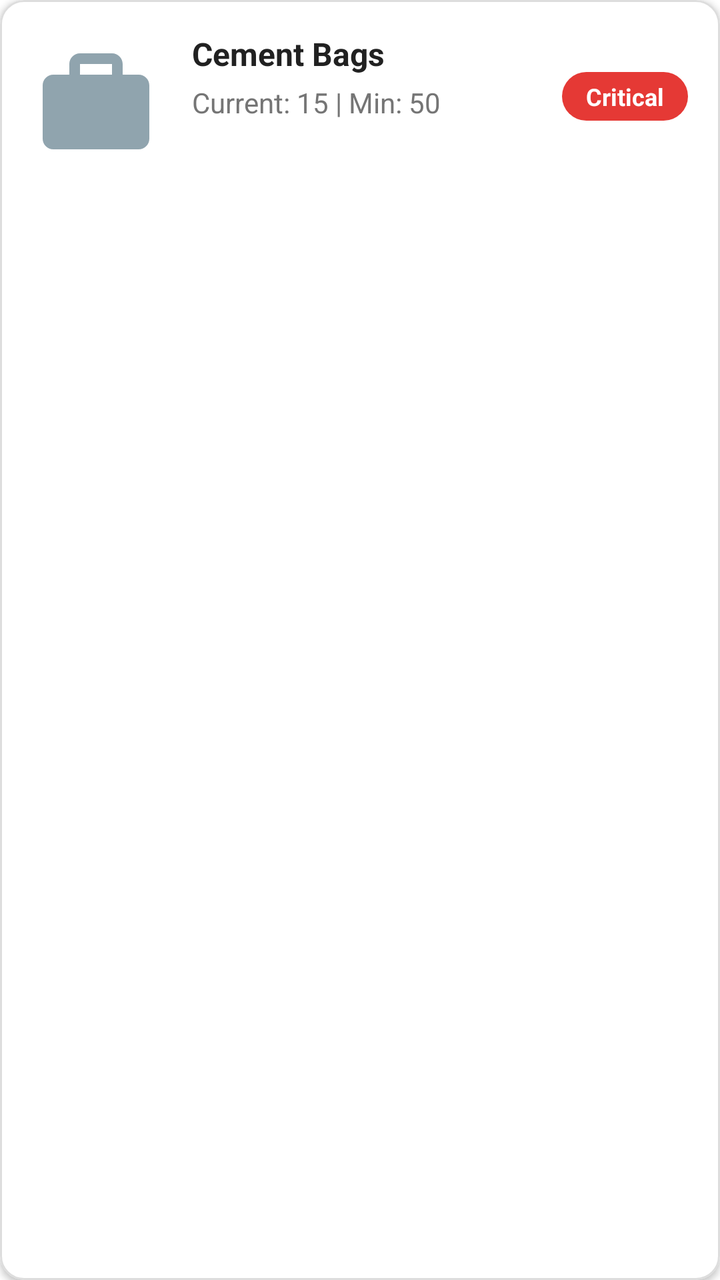
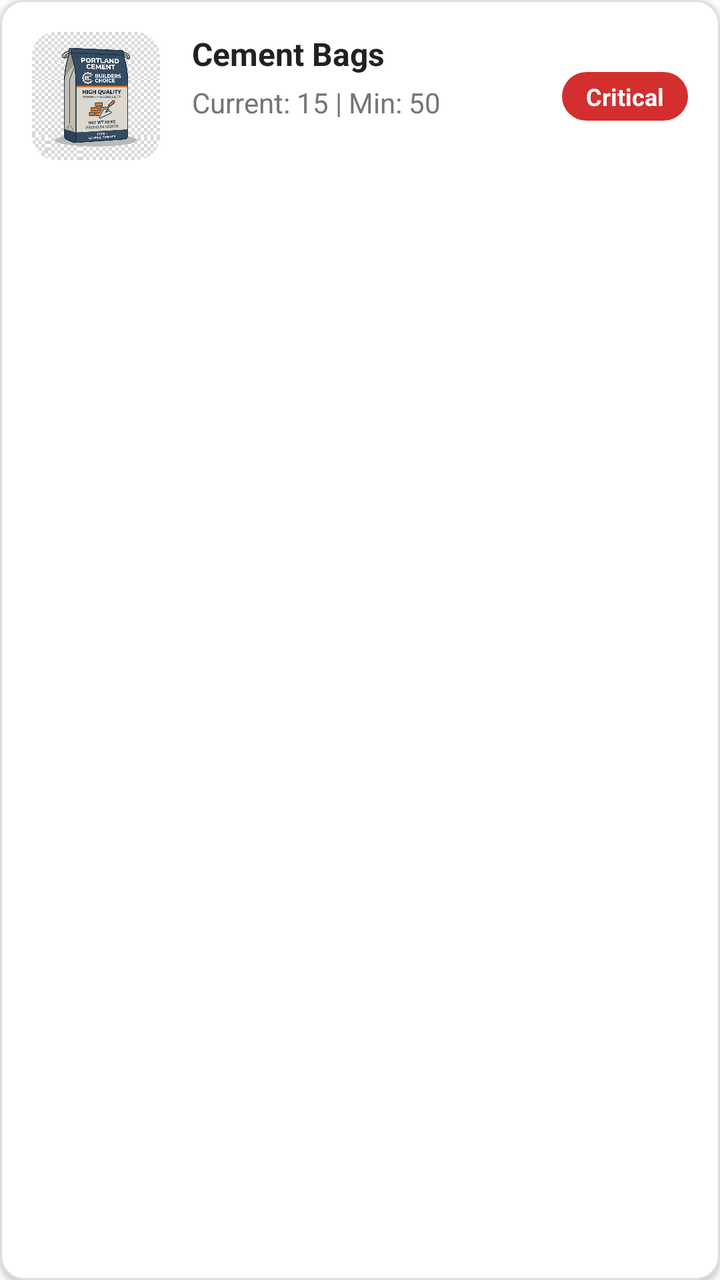

An Android layout rendered at two revisions. The XML below is the earlier revision; the diff shows what the commit changed to produce the second picture.
<!-- AndroidManifest.xml: application theme Theme.ProBuilder -->
<!-- res/layout/item_stock_alert.xml -->
<?xml version="1.0" encoding="utf-8"?>
<com.google.android.material.card.MaterialCardView xmlns:android="http://schemas.android.com/apk/res/android"
    xmlns:app="http://schemas.android.com/apk/res-auto"
    android:layout_width="match_parent"
    android:layout_height="wrap_content"
    android:layout_marginHorizontal="16dp"
    android:layout_marginVertical="6dp"
    app:cardCornerRadius="12dp"
    app:cardElevation="2dp"
    app:strokeColor="#DDDDDD"
    app:strokeWidth="1dp">

    <androidx.constraintlayout.widget.ConstraintLayout
        android:layout_width="match_parent"
        android:layout_height="wrap_content"
        android:padding="16dp">

        
        <com.google.android.material.imageview.ShapeableImageView
            android:id="@+id/ivStockImage"
            android:layout_width="64dp"
            android:layout_height="64dp"
            android:scaleType="centerCrop"
            android:src="@drawable/img_cement"
            app:shapeAppearanceOverlay="@style/RoundedSquare"
            app:layout_constraintStart_toStartOf="parent"
            app:layout_constraintTop_toTopOf="parent"
            app:layout_constraintBottom_toBottomOf="parent" />

        
        <TextView
            android:id="@+id/tvItemName"
            android:layout_width="0dp"
            android:layout_height="wrap_content"
            android:layout_marginStart="16dp"
            android:layout_marginEnd="8dp"
            android:text="Cement Bags"
            android:textColor="#212121"
            android:textSize="16sp"
            android:textStyle="bold"
            app:layout_constraintStart_toEndOf="@id/ivStockImage"
            app:layout_constraintTop_toTopOf="parent"
            app:layout_constraintEnd_toStartOf="@id/tvStatus" />

        
        <TextView
            android:id="@+id/tvStockDetails"
            android:layout_width="0dp"
            android:layout_height="wrap_content"
            android:layout_marginStart="16dp"
            android:layout_marginTop="4dp"
            android:text="Current: 15 | Min: 50"
            android:textColor="#757575"
            android:textSize="14sp"
            app:layout_constraintStart_toEndOf="@id/ivStockImage"
            app:layout_constraintTop_toBottomOf="@id/tvItemName"
            app:layout_constraintEnd_toStartOf="@id/tvStatus" />

        
        <TextView
            android:id="@+id/tvStatus"
            android:layout_width="wrap_content"
            android:layout_height="wrap_content"
            android:text="Critical"
            android:textSize="12sp"
            android:textColor="#FFFFFF"
            android:background="@drawable/status_critical_background"
            android:paddingHorizontal="12dp"
            android:paddingVertical="4dp"
            android:textStyle="bold"
            app:layout_constraintEnd_toEndOf="parent"
            app:layout_constraintTop_toTopOf="parent"
            app:layout_constraintBottom_toBottomOf="parent" />

    </androidx.constraintlayout.widget.ConstraintLayout>
</com.google.android.material.card.MaterialCardView>
<!-- resources referenced by this layout -->
<resources>
  <!-- drawable img_cement (drawable) -->
  <?xml version="1.0" encoding="utf-8"?>
  <vector xmlns:android="http://schemas.android.com/apk/res/android"
      android:width="24dp"
      android:height="24dp"
      android:viewportWidth="24"
      android:viewportHeight="24">
      <path
          android:fillColor="#90A4AE"
          android:pathData="M20,8h-3V6c0-1.1-0.9-2-2-2H9C7.9,4,7,4.9,7,6v2H4c-1.1,0-2,0.9-2,2v10c0,1.1,0.9,2,2,2h16c1.1,0,2-0.9,2-2V10C22,8.9,21.1,8,20,8z M9,6h6v2H9V6z" />
  </vector>
  <!-- drawable status_critical_background (drawable) -->
  <?xml version="1.0" encoding="utf-8"?>
  <shape xmlns:android="http://schemas.android.com/apk/res/android"
      android:shape="rectangle">
      <solid android:color="#E53935" />
      <corners android:radius="16dp" />
  </shape>
  <style name="RoundedSquare">
          <item name="cornerFamily">rounded</item>
          <item name="cornerSize">12dp</item>
      </style>
  <style name="Theme.ProBuilder" parent="Theme.MaterialComponents.Light.NoActionBar">
          
          <item name="colorPrimary">@color/colorPrimary</item>
          <item name="colorPrimaryVariant">@color/colorPrimaryDark</item>
          <item name="colorOnPrimary">@color/white</item>
          
          <item name="colorSecondary">@color/colorAccent</item>
          <item name="colorSecondaryVariant">@color/colorAccent</item>
          <item name="colorOnSecondary">@color/white</item>
          
          <item name="android:statusBarColor">?attr/colorPrimaryVariant</item>
      </style>
  <color name="colorPrimary">#6200EE</color>
  <color name="colorPrimaryDark">#3700B3</color>
  <color name="white">#FFFFFF</color>
  <color name="colorAccent">#03DAC5</color>
</resources>

<!-- the commit's change to res/layout/item_stock_alert.xml (unified diff, before → after) -->
@@ -1,6 +1,7 @@
 <?xml version="1.0" encoding="utf-8"?>
 <com.google.android.material.card.MaterialCardView xmlns:android="http://schemas.android.com/apk/res/android"
     xmlns:app="http://schemas.android.com/apk/res-auto"
+    android:id="@+id/cardStockAlert"
     android:layout_width="match_parent"
     android:layout_height="wrap_content"
     android:layout_marginHorizontal="16dp"
<!-- resource entries referenced after the edit -->
@@ -1,21 +1,11 @@
 <!-- resources referenced by this layout -->
 <resources>
-  <!-- drawable img_cement (drawable) -->
-  <?xml version="1.0" encoding="utf-8"?>
-  <vector xmlns:android="http://schemas.android.com/apk/res/android"
-      android:width="24dp"
-      android:height="24dp"
-      android:viewportWidth="24"
-      android:viewportHeight="24">
-      <path
-          android:fillColor="#90A4AE"
-          android:pathData="M20,8h-3V6c0-1.1-0.9-2-2-2H9C7.9,4,7,4.9,7,6v2H4c-1.1,0-2,0.9-2,2v10c0,1.1,0.9,2,2,2h16c1.1,0,2-0.9,2-2V10C22,8.9,21.1,8,20,8z M9,6h6v2H9V6z" />
-  </vector>
+  <!-- drawable img_cement: png bitmap (drawable, 446487 bytes) -->
   <!-- drawable status_critical_background (drawable) -->
   <?xml version="1.0" encoding="utf-8"?>
   <shape xmlns:android="http://schemas.android.com/apk/res/android"
       android:shape="rectangle">
-      <solid android:color="#E53935" />
+      <solid android:color="#D32F2F" />
       <corners android:radius="16dp" />
   </shape>
   <style name="RoundedSquare">
@@ -33,10 +23,17 @@
           <item name="colorOnSecondary">@color/white</item>
           
           <item name="android:statusBarColor">?attr/colorPrimaryVariant</item>
+          <item name="android:windowAnimationStyle">@style/WindowAnimationTransition</item>
       </style>
   <color name="colorPrimary">#6200EE</color>
   <color name="colorPrimaryDark">#3700B3</color>
   <color name="white">#FFFFFF</color>
   <color name="colorAccent">#03DAC5</color>
+  <style name="WindowAnimationTransition">
+          <item name="android:activityOpenEnterAnimation">@anim/slide_in_right</item>
+          <item name="android:activityOpenExitAnimation">@anim/slide_out_left</item>
+          <item name="android:activityCloseEnterAnimation">@anim/slide_in_left</item>
+          <item name="android:activityCloseExitAnimation">@anim/slide_out_right</item>
+      </style>
 </resources>
 
